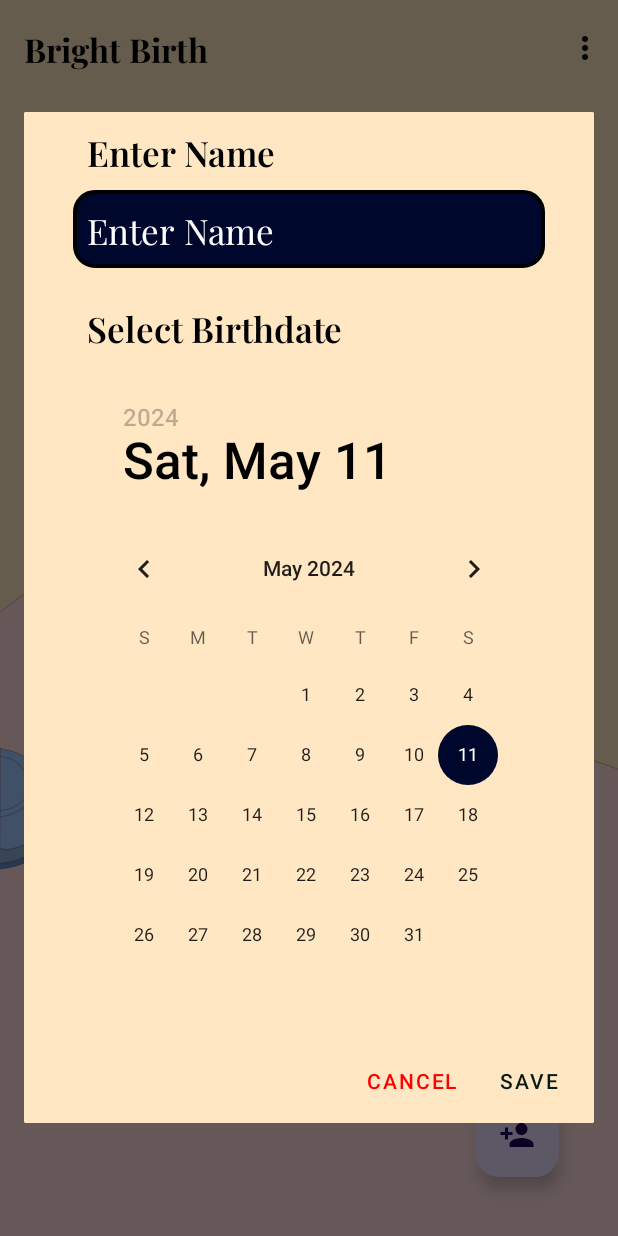
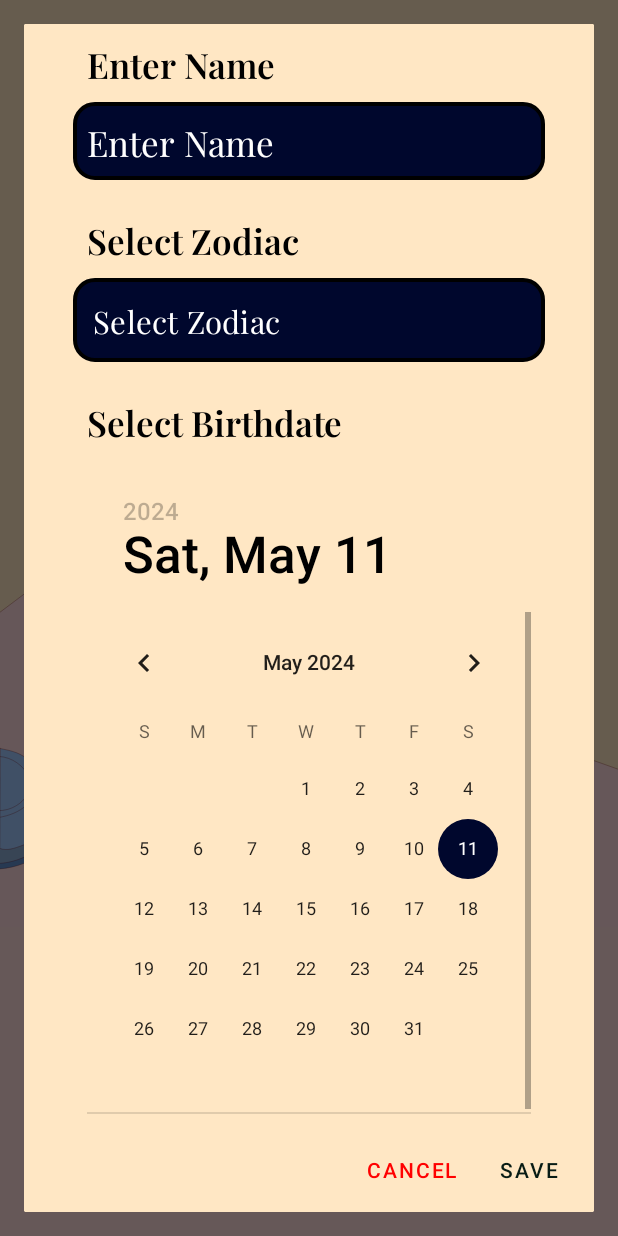
Before and after one commit to supershor/Bright-Birth, an Android app: the screen it shows after launch once a user with an empty profile is signed in (MainActivity), after a tap on an icon or button, on a phone screen of 412 x 824 dp. Run offline under Robolectric (Android 15) with nearby library versions, the phone set to English and light mode, and no system bars; our stand-ins replace Firebase (no records; nobody signed in at launch, a user with empty details on screens opened directly), sdp/ssp sizes.

Commit message:
Added self adding zodiac sign spinner and added negative traits feature which lets user know their negatives and work on them.

```diff
--- a/app/src/main/java/com/om_tat_sat/brightbirth/MainActivity.java
+++ b/app/src/main/java/com/om_tat_sat/brightbirth/MainActivity.java
@@ -16,9 +16,11 @@ import android.view.Menu;
 import android.view.MenuInflater;
 import android.view.MenuItem;
 import android.view.View;
+import android.widget.ArrayAdapter;
 import android.widget.CheckBox;
 import android.widget.DatePicker;
 import android.widget.EditText;
+import android.widget.Spinner;
 import android.widget.TextView;
 import android.widget.Toast;
 
@@ -70,7 +72,9 @@ public class MainActivity extends AppCompatActivity implements Recyclerview_Inte
     DatePicker datePicker;
     MediaPlayer mediaPlayer;
     String issue="";
+    Spinner spinner;
     ArrayList<name_bday_holder>arrayList;
+    ArrayList<String>arr;
     ArrayList<String>key;
 
     @SuppressLint("MissingInflatedId")
@@ -115,6 +119,28 @@ public class MainActivity extends AppCompatActivity implements Recyclerview_Inte
                 View view2= LayoutInflater.from(MainActivity.this).inflate(R.layout.add_new_name_and_birthday,null);
                 AlertDialog.Builder alertDialog=new AlertDialog.Builder(MainActivity.this,R.style.MyDialogTheme);
                 alertDialog.setView(view2);
+                arr=new ArrayList<>();
+                if (language==0){
+                    arr.add("Select Zodiac");
+                } else if (language==1) {
+                    arr.add("राशि चुनें");
+                }
+                arr.add("Aquarius ( कुंभ )");
+                arr.add("Aries ( मेष )");
+                arr.add("Cancer ( कैंसर )");
+                arr.add("Capricorn ( मकर )");
+                arr.add("Gemini ( मिथुन )");
+                arr.add("Leo ( सिंह )");
+                arr.add("Libra ( तुला )");
+                arr.add("Pisces ( मीन )");
+                arr.add("Sagittarius ( धनु )");
+                arr.add("Scorpio ( वृश्चिक )");
+                arr.add("Taurus ( वॄष )");
+                arr.add("Virgo ( कन्या )");
+                spinner=view2.findViewById(R.id.spinner_at_add_new);
+                ArrayAdapter<String> arrayAdapter=new ArrayAdapter<>(MainActivity.this,R.layout.text_spinner,arr);
+                arrayAdapter.setDropDownViewResource(androidx.appcompat.R.layout.support_simple_spinner_dropdown_item);
+                spinner.setAdapter(arrayAdapter);
                 name=view2.findViewById(R.id.name_information_add_new);
                 datePicker=view2.findViewById(R.id.date_information_add_new);
                 alertDialog.setPositiveButton(getString(R.string.save), new DialogInterface.OnClickListener() {
@@ -122,12 +148,17 @@ public class MainActivity extends AppCompatActivity implements Recyclerview_Inte
                     public void onClick(DialogInterface dialog, int which) {
                         if (check()){
                             Toast.makeText(MainActivity.this, issue, Toast.LENGTH_SHORT).show();
-                        } else if (key.contains(name.getText().toString()+"_"+datePicker.getDayOfMonth()+"_"+datePicker.getMonth()+"_"+datePicker.getYear())) {
+                        }
+                        else if (spinner.getSelectedItemPosition()==0){
+                            Toast.makeText(MainActivity.this, getString(R.string.spinner_message), Toast.LENGTH_SHORT).show();
+                        }else if (key.contains(name.getText().toString()+"_"+datePicker.getDayOfMonth()+"_"+datePicker.getMonth()+"_"+datePicker.getYear())) {
                             Toast.makeText(MainActivity.this, getString(R.string.already_exists_with_same_name_and_date), Toast.LENGTH_SHORT).show();
                             Toast.makeText(MainActivity.this, getString(R.string.try_changing_fields), Toast.LENGTH_SHORT).show();
                         } else{
                             HashMap<String,String>hashMap=new HashMap<>();
                             hashMap.put("name",name.getText().toString());
+                            hashMap.put("zodiac",spinner.getSelectedItem()+"");
+                            Log.e( "onClick: ",spinner.getSelectedItem()+"");
                             hashMap.put("date",datePicker.getDayOfMonth()+"_"+(datePicker.getMonth()+1)+"_"+datePicker.getYear());
                             databaseReference.child(name.getText().toString()+"_"+(datePicker.getDayOfMonth()+1)+"_"+datePicker.getMonth()+"_"+datePicker.getYear()).setValue(hashMap)
                                     .addOnCompleteListener(new OnCompleteListener<Void>() {
@@ -203,7 +234,13 @@ public class MainActivity extends AppCompatActivity implements Recyclerview_Inte
                     arrayList.clear();
                     for (DataSnapshot ds:snapshot.getChildren()) {
                         key.add(ds.getKey()+"");
-                        arrayList.add(new name_bday_holder(ds.child("name").getValue()+"",ds.child("date").getValue()+""));
+                        String zodiac;
+                        if (ds.child("zodiac").getValue()!=null){
+                            zodiac=ds.child("zodiac").getValue()+"";
+                        }else {
+                            zodiac="-1";
+                        }
+                        arrayList.add(new name_bday_holder(ds.child("name").getValue()+"",ds.child("date").getValue()+"",zodiac));
                     }
                     Recycler recycler=new Recycler(MainActivity.this,arrayList,MainActivity.this::click);
                     Log.e( "onDataChange: ", "2222222222222222222222222");
@@ -234,6 +271,7 @@ public class MainActivity extends AppCompatActivity implements Recyclerview_Inte
         intent.putExtra("birth_date",arrayList.get(i).getDate());
         intent.putExtra("birth_month",arrayList.get(i).getMonth());
         intent.putExtra("birth_year",arrayList.get(i).getYear());
+        intent.putExtra(",zodiac",arrayList.get(i).getZodiac());
         startActivity(intent);
         overridePendingTransition(R.anim.slide_from_right,R.anim.slide_to_left);
     }
--- a/app/src/main/res/layout/add_new_name_and_birthday.xml
+++ b/app/src/main/res/layout/add_new_name_and_birthday.xml
@@ -47,7 +47,33 @@
         android:layout_marginStart="@dimen/_25sdp"
         android:layout_marginEnd="@dimen/_25sdp"
         android:textStyle="bold"
-        android:text="Select Birthdate"
+        android:text="@string/spinner_message"
+        android:textAlignment="viewStart"
+        android:padding="@dimen/_7sdp"
+        android:textColor="@color/black"
+        android:textColorHint="@color/black"
+        android:textSize="@dimen/_18ssp" />
+    <Spinner
+        android:dropDownSelector="@color/white"
+        android:background="@drawable/less_border_purple"
+        android:layout_marginStart="@dimen/_25sdp"
+        android:layout_marginEnd="@dimen/_25sdp"
+        android:layout_marginBottom="@dimen/_10sdp"
+        android:padding="@dimen/_10sdp"
+        android:layout_width="match_parent"
+        android:id="@+id/spinner_at_add_new"
+        android:layout_height="wrap_content"
+        android:textAlignment="viewStart"/>
+    <TextView
+        android:theme="@style/font_semi_bold"
+        style="@style/font_semi_bold"
+        android:autofillHints="name"
+        android:layout_width="match_parent"
+        android:layout_height="wrap_content"
+        android:layout_marginStart="@dimen/_25sdp"
+        android:layout_marginEnd="@dimen/_25sdp"
+        android:textStyle="bold"
+        android:text="@string/select_birthdate"
         android:textAlignment="viewStart"
         android:padding="@dimen/_7sdp"
         android:textColor="@color/black"
--- /dev/null
+++ b/app/src/main/res/layout/text_spinner.xml
@@ -0,0 +1,15 @@
+<?xml version="1.0" encoding="utf-8"?>
+<TextView xmlns:android="http://schemas.android.com/apk/res/android"
+    android:layout_width="match_parent"
+    android:id="@+id/text"
+android:ellipsize="end"
+android:maxLines="1"
+android:textSize="@dimen/_16ssp"
+
+    android:theme="@style/font_regular"
+    style="@style/font_regular"
+android:textColor="@color/white"
+android:textAppearance="?attr/textAppearanceSubtitle1"
+android:layout_height="wrap_content">
+
+</TextView>
--- a/app/src/main/res/values/strings.xml
+++ b/app/src/main/res/values/strings.xml
@@ -38,12 +38,14 @@
     <string name="Error_in_fetching_account_details">Error in fetching account details.</string>
     <string name="try_again">Please make sure you are connected to internet or try restarting the app.</string>
     <string name="name">Name : </string>
+    <string name="spinner_message">Select Zodiac </string>
     <string name="birthdate">BirthDate : </string>
     <string name="try_new_date">Try New Date</string>
     <string name="change_language">Change Language</string>
     <string name="contact_owner">Contact Owner</string>
     <string name="logout">Logout</string>
     <string name="report_error">Report Error</string>
+    <string name="negative_traits">Negative traits</string>
     <string name="refresh">Refresh</string>
     <string name="english">English</string>
     <string name="sure_to_logout">Are you sure you want to Logout ?</string>
@@ -59,4 +61,5 @@
     <string name="notable_deaths">Notable Deaths</string>
     <string name="zodiac_facts">Zodiac Facts</string>
     <string name="hidden_zodiac_facts">Hidden Zodiac Facts</string>
+    <string name="select_birthdate">Select Birthdate</string>
 </resources>
```
Also changed, not shown: app/src/main/java/com/om_tat_sat/brightbirth/Birth_data.java (+46 -4 lines), app/src/main/java/com/om_tat_sat/brightbirth/data_holders/name_bday_holder.java (+8 -1 lines), app/src/main/res/layout/activity_birth_data.xml (+24 -0 lines), 2 other files.
